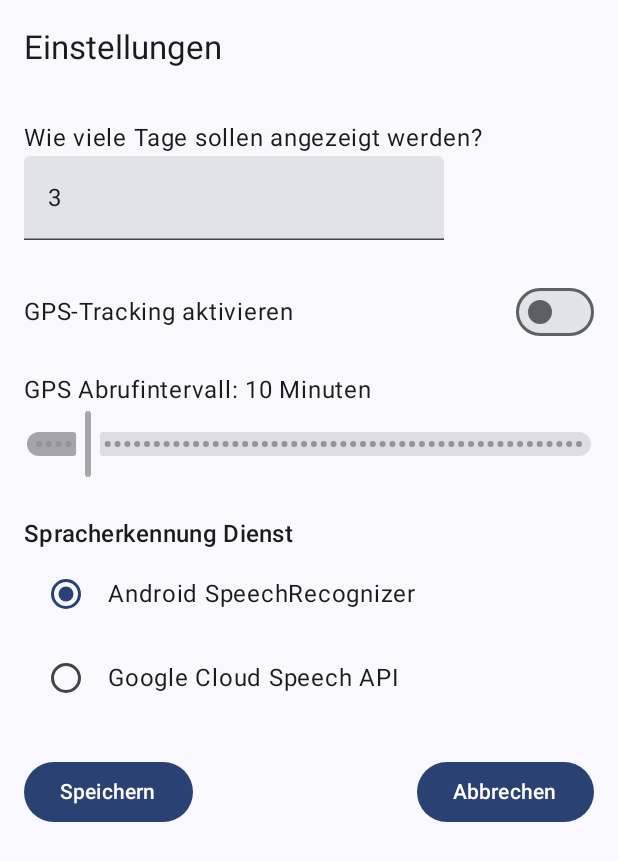
After one commit to strangeoptics/voicejournal, an Android app built with Jetpack Compose: the SettingsActivity screen opened directly, with no data from a screen before it, on a phone screen of 412 x 824 dp. The commit adds this screen. Shown: the top 861 px of the screen. Run offline under Robolectric (Android 15) with nearby library versions, the phone set to English and light mode, and no system bars; our stand-ins replace Room's generated code.

Commit message:
settings dialog is now an activity

```diff
--- a/app/src/main/AndroidManifest.xml
+++ b/app/src/main/AndroidManifest.xml
@@ -38,6 +38,12 @@
             android:label="Manage Categories"
             android:theme="@style/Theme.Voicejournal">
         </activity>
+        <activity
+            android:name=".SettingsActivity"
+            android:exported="false"
+            android:label="Settings"
+            android:theme="@style/Theme.Voicejournal">
+        </activity>
 
         <!-- Add Service definition for WorkManager -->
         <service
--- /dev/null
+++ b/app/src/main/java/com/example/voicejournal/SettingsActivity.kt
@@ -0,0 +1,47 @@
+package com.example.voicejournal
+
+import android.os.Bundle
+import androidx.activity.ComponentActivity
+import androidx.activity.compose.setContent
+import androidx.activity.viewModels
+import androidx.compose.runtime.collectAsState
+import androidx.compose.runtime.getValue
+import com.example.voicejournal.ui.screens.SettingsScreen
+import com.example.voicejournal.ui.theme.VoicejournalTheme
+
+class SettingsActivity : ComponentActivity() {
+
+    private val viewModel: MainViewModel by viewModels {
+        MainViewModelFactory(applicationContext, getSharedPreferences(MainViewModel.PREFS_NAME, MODE_PRIVATE))
+    }
+
+    override fun onCreate(savedInstanceState: Bundle?) {
+        super.onCreate(savedInstanceState)
+        setContent {
+            VoicejournalTheme {
+                val daysToShow by viewModel.daysToShow.collectAsState()
+                val isGpsTrackingEnabled by viewModel.isGpsTrackingEnabled.collectAsState()
+                val gpsInterval by viewModel.gpsInterval.collectAsState()
+                val speechService by viewModel.speechService.collectAsState()
+                val googleCloudApiKey by viewModel.googleCloudApiKey.collectAsState()
+                val maxRecordingTime by viewModel.maxRecordingTime.collectAsState()
+
+                SettingsScreen(
+                    currentDays = daysToShow,
+                    isGpsTrackingEnabled = isGpsTrackingEnabled,
+                    gpsInterval = gpsInterval,
+                    currentSpeechService = speechService,
+                    currentApiKey = googleCloudApiKey,
+                    maxRecordingTime = maxRecordingTime,
+                    onSave = { days, isGpsEnabled, interval, service, apiKey, recordingTime ->
+                        viewModel.saveSettings(days, isGpsEnabled, interval, service, apiKey, recordingTime)
+                        finish()
+                    },
+                    onDismiss = {
+                        finish()
+                    }
+                )
+            }
+        }
+    }
+}
--- a/app/src/main/java/com/example/voicejournal/ui/dialogs/SettingsDialog.kt
+++ b/app/src/main/java/com/example/voicejournal/ui/screens/SettingsScreen.kt
@@ -1,4 +1,4 @@
-package com.example.voicejournal.ui.dialogs
+package com.example.voicejournal.ui.screens
 
 import androidx.compose.foundation.layout.Column
 import androidx.compose.foundation.layout.Row
@@ -11,14 +11,16 @@ import androidx.compose.foundation.selection.selectable
 import androidx.compose.foundation.selection.selectableGroup
 import androidx.compose.foundation.text.KeyboardOptions
 import androidx.compose.foundation.verticalScroll
-import androidx.compose.material3.AlertDialog
 import androidx.compose.material3.Button
+import androidx.compose.material3.ExperimentalMaterial3Api
 import androidx.compose.material3.MaterialTheme
 import androidx.compose.material3.RadioButton
+import androidx.compose.material3.Scaffold
 import androidx.compose.material3.Slider
 import androidx.compose.material3.Switch
 import androidx.compose.material3.Text
 import androidx.compose.material3.TextField
+import androidx.compose.material3.TopAppBar
 import androidx.compose.runtime.Composable
 import androidx.compose.runtime.getValue
 import androidx.compose.runtime.mutableFloatStateOf
@@ -32,6 +34,7 @@ import androidx.compose.ui.text.input.KeyboardType
 import androidx.compose.ui.unit.dp
 import kotlin.math.roundToInt
 
+@OptIn(ExperimentalMaterial3Api::class)
 @Composable
 fun SettingsScreen(
     currentDays: Int,
@@ -50,12 +53,19 @@ fun SettingsScreen(
     var apiKey by remember { mutableStateOf(currentApiKey) }
     var recordingTime by remember { mutableFloatStateOf(maxRecordingTime.toFloat()) }
 
-
-    AlertDialog(
-        onDismissRequest = onDismiss,
-        title = { Text("Einstellungen") },
-        text = {
-            Column(modifier = Modifier.verticalScroll(rememberScrollState())) {
+    Scaffold(
+        topBar = {
+            TopAppBar(
+                title = { Text("Einstellungen") }
+            )
+        },
+        content = { paddingValues ->
+            Column(
+                modifier = Modifier
+                    .padding(paddingValues)
+                    .padding(16.dp)
+                    .verticalScroll(rememberScrollState())
+            ) {
                 Text("Wie viele Tage sollen angezeigt werden?")
                 TextField(
                     value = days,
@@ -133,9 +143,8 @@ fun SettingsScreen(
                         steps = 54
                     )
                 }
-            }
-        },
-        confirmButton = {
+                Spacer(modifier = Modifier.height(24.dp))
+                Row {
                     Button(onClick = {
                         onSave(
                             days.toIntOrNull() ?: currentDays,
@@ -148,11 +157,12 @@ fun SettingsScreen(
                     }) {
                         Text("Speichern")
                     }
-        },
-        dismissButton = {
+                    Spacer(modifier = Modifier.weight(1f))
                     Button(onClick = onDismiss) {
                         Text("Abbrechen")
                     }
                 }
+            }
+        }
     )
 }
```
Also changed, not shown: app/src/main/java/com/example/voicejournal/MainActivity.kt (+1 -23 lines). Lines whose indentation alone changed are shown as unchanged.
